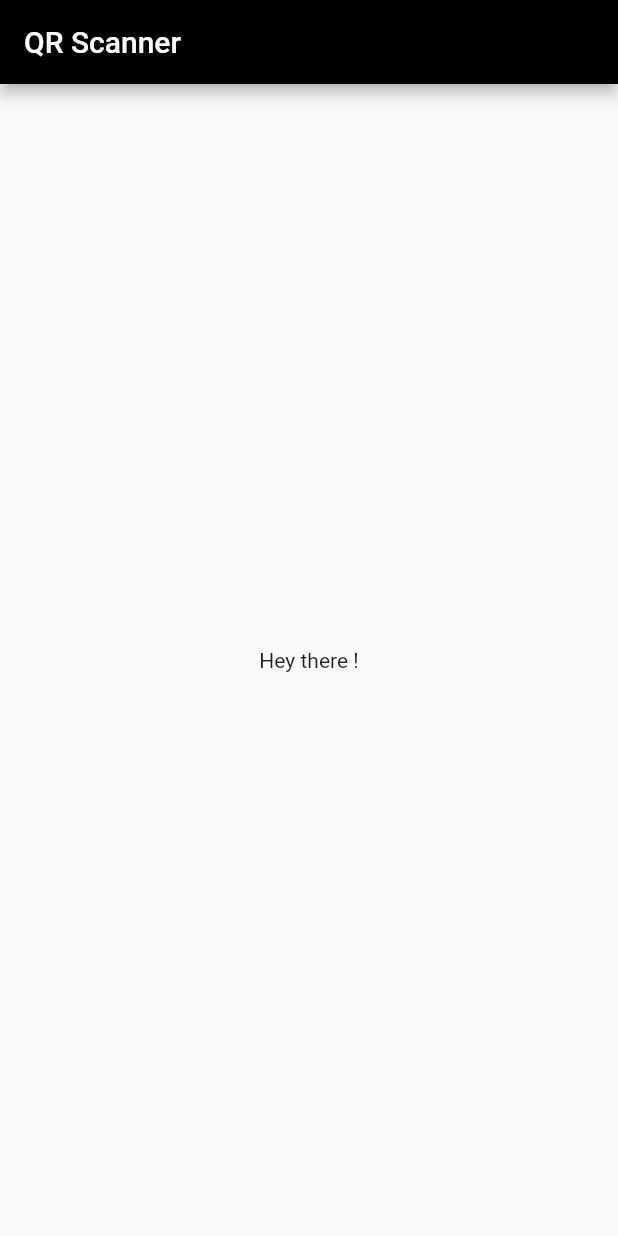
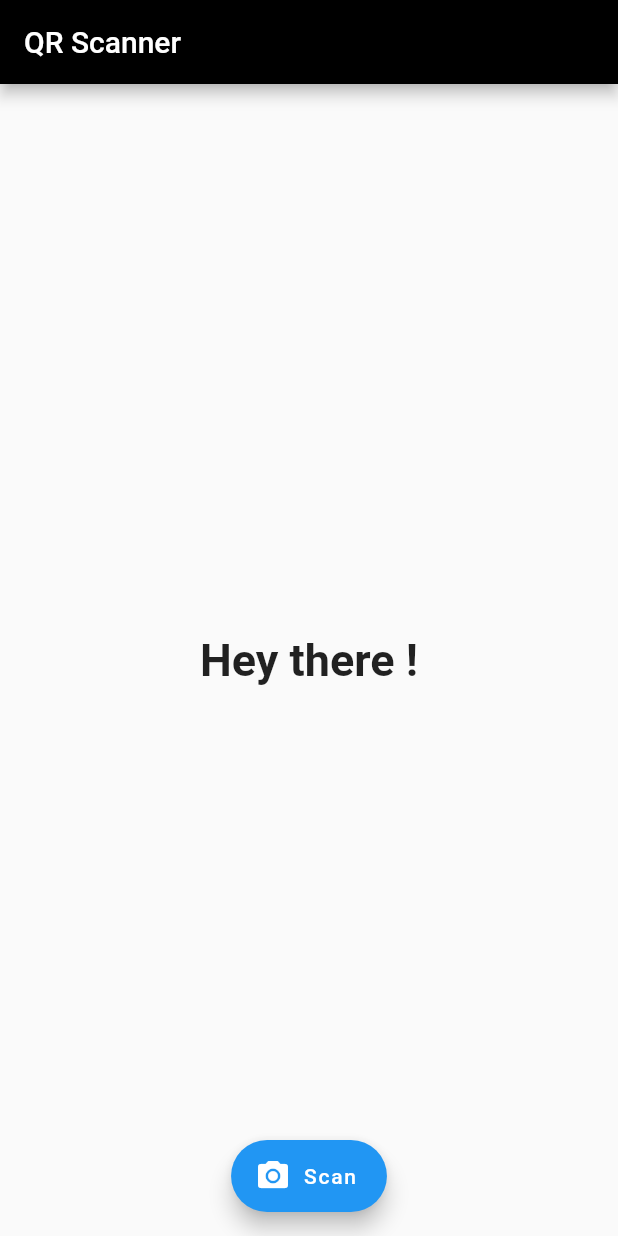
Before and after one commit to DaminduSandaruwan/QRCodeScanner, a Flutter app: the screen it shows after launch, on a phone screen of 412 x 824 dp. Run offline on Flutter 3.47's test engine with Material 2 defaults, Android fonts, the phone set to English and light mode, and no system bars.

```diff
--- a/lib/main.dart
+++ b/lib/main.dart
@@ -29,7 +29,22 @@ class HomePage extends StatelessWidget {
         backgroundColor: Colors.black,
         title: Text("QR Scanner"),
       ),
-      body: Center(child: Text("Hey there !")),
+      body: Center(
+        child: Text(
+          "Hey there !",
+          style: TextStyle(
+            fontSize: 30,
+            fontWeight: FontWeight.bold,
+          ),
+        ),
+      ),
+      floatingActionButton: FloatingActionButton.extended(
+        icon: Icon(Icons.camera_alt),
+        label: Text("Scan"),
+        onPressed: (){},
+      ),
+      floatingActionButtonLocation: FloatingActionButtonLocation.centerFloat,
+
     );
   }
 }
```
